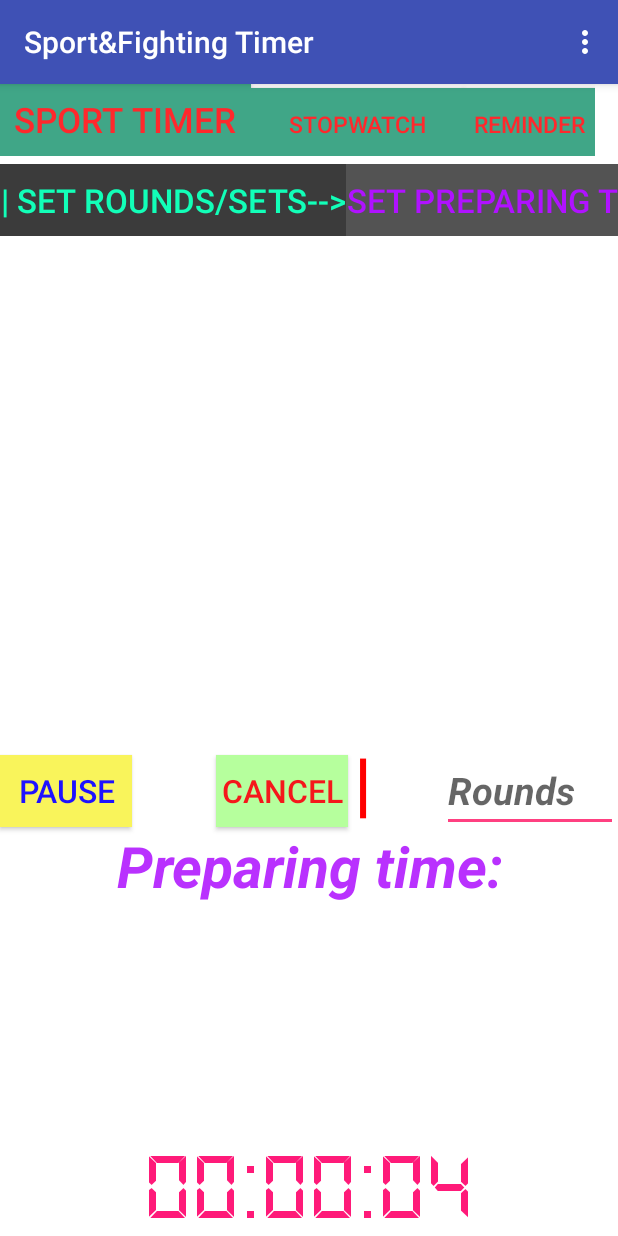
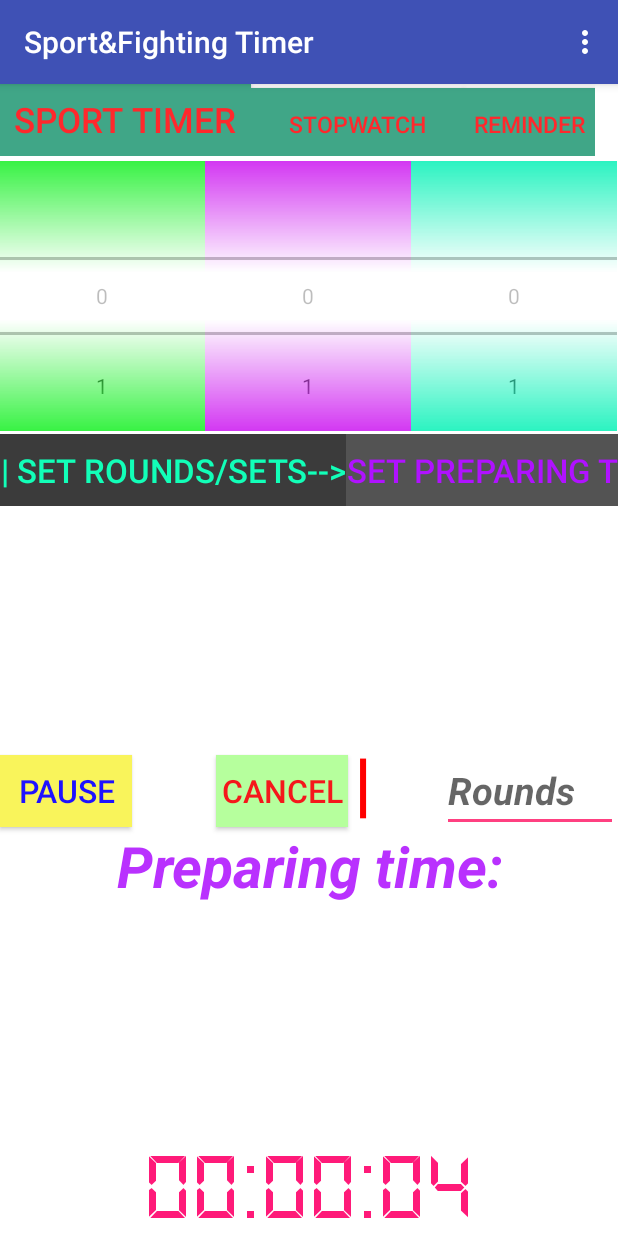
Before and after one commit to vasterlord/LastProG_Timer, an Android app: the screen it shows after launch (MainActivity), after a tap on "START", on a phone screen of 412 x 824 dp. Run offline under Robolectric (Android 15) with nearby library versions, the phone set to English and light mode, and no system bars.

Commit message:
a little modifi sport timer

```diff
--- a/app/src/main/java/timerbench/com/timerbench/SportTimer.java
+++ b/app/src/main/java/timerbench/com/timerbench/SportTimer.java
@@ -72,6 +72,9 @@ public class SportTimer extends Fragment {
     // the fragment initialization parameters, e.g. ARG_ITEM_NUMBER
     private static final String ARG_PARAM1 = "param1";
     private static final String ARG_PARAM2 = "param2";
+    NumberPicker npHours;
+    NumberPicker npMinutes;
+    NumberPicker npSeconds;
 
     // TODO: Rename and change types of parameters
     private String mParam1;
@@ -128,9 +131,9 @@ public class SportTimer extends Fragment {
         edRounds = (EditText) v.findViewById(R.id.edRounds);
         tf = Typeface.createFromAsset(getContext().getAssets(),"ds-digital.ttf");
         textViewTime.setTypeface(tf);
-        final NumberPicker npHours = (NumberPicker) v.findViewById(R.id.npHours);
-        final NumberPicker npMinutes = (NumberPicker) v.findViewById(R.id.npMinute);
-        final NumberPicker npSeconds = (NumberPicker) v.findViewById(R.id.npSecond);
+        npHours = (NumberPicker) v.findViewById(R.id.npHours);
+        npMinutes = (NumberPicker) v.findViewById(R.id.npMinute);
+        npSeconds = (NumberPicker) v.findViewById(R.id.npSecond);
         npHours.setMaxValue(23);
         npHours.setMinValue(0);
         npHours.setWrapSelectorWheel(false);
@@ -140,6 +143,7 @@ public class SportTimer extends Fragment {
         npSeconds.setMaxValue(59);
         npSeconds.setMinValue(0);
         npSeconds.setWrapSelectorWheel(false);
+
         btnStart.setOnClickListener(new OnClickListener() {
             @Override
             public void onClick(View v) {
@@ -154,7 +158,10 @@ public class SportTimer extends Fragment {
                     }
                     btnStart.setText("Pause");
                     btnStop.setText("Cancel");
-                    pincers.setVisibility(View.INVISIBLE);
+                    pincers.setEnabled(false);
+                    npHours.setEnabled(false);
+                    npMinutes.setEnabled(false);
+                    npSeconds.setEnabled(false);
                     textViewTime.setVisibility(View.VISIBLE);
                     Context context = getContext();
                     Intent notificationIntent = new Intent();
@@ -183,7 +190,8 @@ public class SportTimer extends Fragment {
                     notification.flags = notification.flags | Notification.FLAG_INSISTENT;
                     Notification n = builder.getNotification();
                     nm.notify(1, n);
-                } else if (btnStart.getText().toString().equals("Resume")) {
+                }
+                else if (btnStart.getText().toString().equals("Resume")) {
                     txtTittle.setText(" Work it: ");
                     timeout = textViewTime.getText().toString();
                     String[] split = timeout.split(":");
@@ -195,9 +203,15 @@ public class SportTimer extends Fragment {
                     timer.start();
                     btnStart.setText("Pause");
                     btnStop.setText("Cancel");
-                    pincers.setVisibility(View.INVISIBLE);
+
+
+                    npHours.setEnabled(false);
+                    npMinutes.setEnabled(false);
+                    npSeconds.setEnabled(false);
                     textViewTime.setVisibility(View.VISIBLE);
-                } else {
+                }
+
+                else {
                     txtTittle.setText(" Pause ");
                     timer.cancel();
                     btnStart.setText("Resume");
@@ -206,6 +220,8 @@ public class SportTimer extends Fragment {
             }
 
         });
+
+
         btnStop.setOnClickListener(new OnClickListener() {
             @Override
             public void onClick(View v) {
@@ -399,10 +415,12 @@ public class SportTimer extends Fragment {
                 if ((setTimeOption == 4)){
                 timer.start();
                     txtTittle.setText(" Preparing time: ");
-                setTimeOption = 2;}
+                }
             }
             else if (rounds ==  0 ) {
-                pincers.setVisibility(View.VISIBLE);
+                npHours.setEnabled(true);
+                npMinutes.setEnabled(true);
+                npSeconds.setEnabled(true);
                 textViewTime.setText("Good job! ;)");
                 btnStart.setText("Start");
                 btnStop.setText("Reset");
--- a/app/src/main/java/timerbench/com/timerbench/adapters/AlyarmAdapter.java
+++ b/app/src/main/java/timerbench/com/timerbench/adapters/AlyarmAdapter.java
@@ -1,10 +1,12 @@
 package timerbench.com.timerbench.adapters;
 
 import android.content.Context;
+import android.support.v7.widget.RecyclerView;
 import android.view.LayoutInflater;
 import android.view.View;
 import android.view.ViewGroup;
 import android.widget.BaseAdapter;
+import android.widget.Button;
 import android.widget.TextView;
 
 import java.util.ArrayList;
@@ -17,14 +19,15 @@ import timerbench.com.timerbench.model.UserAlyarm;
  */
 public class AlyarmAdapter extends BaseAdapter {
 
-    private final Context context;
+//    private final Context context;
     private final ArrayList<UserAlyarm> alarmArrayList;
     private final LayoutInflater inflater;
 
     public AlyarmAdapter(Context context, ArrayList<UserAlyarm> alarmArrayList) {
-        this.context = context;
+//        this.context = context;
         this.alarmArrayList = alarmArrayList;
-        inflater = LayoutInflater.from(this.context);
+//        inflater = LayoutInflater.from(this.context);
+        inflater = (LayoutInflater) context.getSystemService(context.LAYOUT_INFLATER_SERVICE);
     }
 
     @Override
@@ -39,14 +42,16 @@ public class AlyarmAdapter extends BaseAdapter {
 
     @Override
     public long getItemId(int position) {
-        return 0;
+        return position;
     }
 
     @Override
     public View getView(int position, View convertView, ViewGroup parent) {
         MyViewHolder mViewHolder;
 
-        if (convertView == null) {
+        View view = convertView;
+
+        if (view == null) {
             convertView = inflater.inflate(R.layout.list_item, parent, false);
             mViewHolder = new MyViewHolder(convertView);
             convertView.setTag(mViewHolder);
--- a/app/src/main/res/layout/fragment_sport_timer.xml
+++ b/app/src/main/res/layout/fragment_sport_timer.xml
@@ -7,13 +7,16 @@
     android:orientation="vertical"
     tools:context=".SportTimer"
     android:background="#ffffff">
+
+
+
     <LinearLayout
         android:orientation="horizontal"
         android:layout_width="match_parent"
         android:layout_height="wrap_content"
         android:id="@+id/pincers"
         android:visibility="visible"
-        android:layout_marginTop="58dp">
+        android:layout_marginTop="3dp">
 
         <NumberPicker
             android:layout_width="wrap_content"
@@ -42,15 +45,13 @@
             android:solidColor="#2bf3c1"
             android:layout_weight="0.2" />
     </LinearLayout>
-
     <HorizontalScrollView
         android:layout_width="match_parent"
         android:layout_height="wrap_content"
         android:id="@+id/Settings"
         android:layout_weight="0"
-        android:layout_marginBottom="0dp"
-        android:layout_marginTop="5dp"
-        android:layout_gravity="center_horizontal|top">
+        android:layout_gravity="center_horizontal|top"
+        android:layout_marginTop="185dp">
 
         <LinearLayout
             android:orientation="horizontal"
@@ -96,8 +97,6 @@
                 android:background="#6e6e6e" />
         </LinearLayout>
     </HorizontalScrollView>
-
-
     <Button
         android:layout_width="wrap_content"
         android:layout_height="wrap_content"
```
Also changed, not shown: app/src/main/java/timerbench/com/timerbench/MainActivity.java (+1 -6 lines), app/src/main/java/timerbench/com/timerbench/resivers/AlarmReceiver.java (+18 -2 lines), app/src/main/res/layout/list_item.xml (+11 -2 lines).
